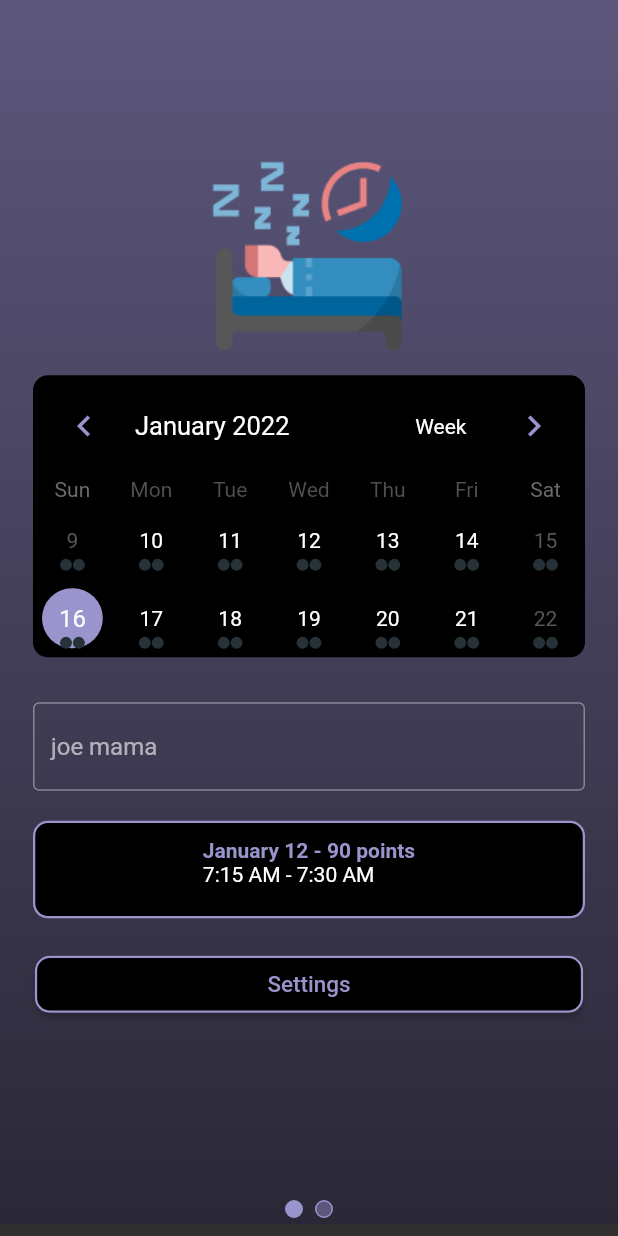
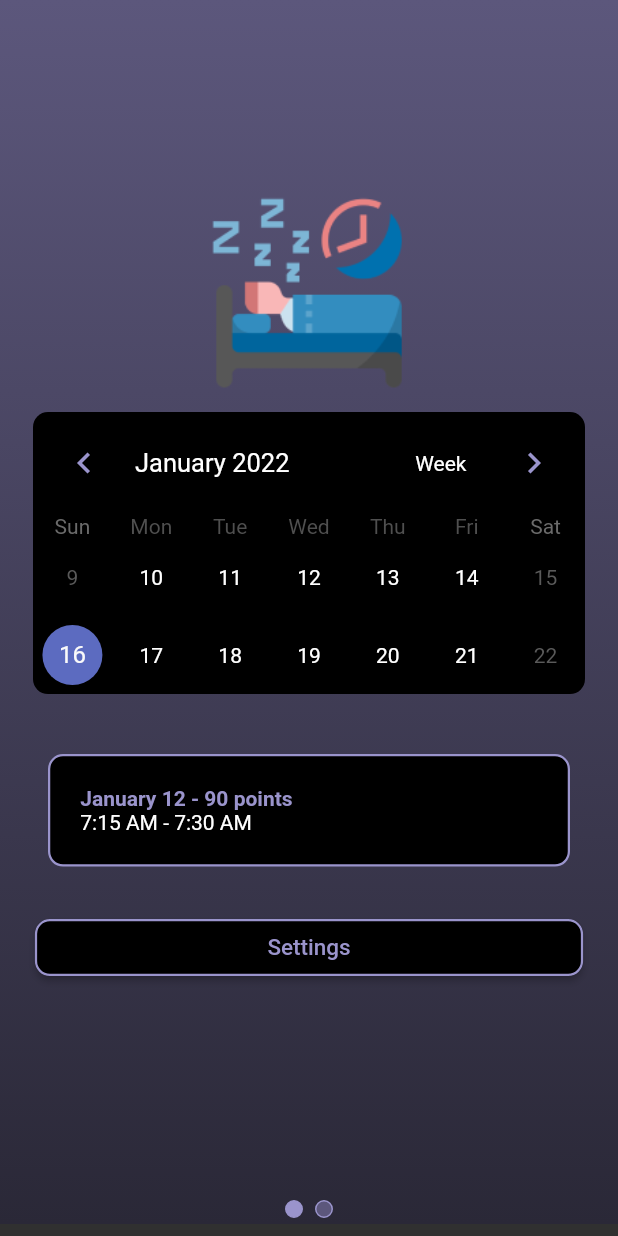
Before and after one commit to vargheserg/DeltaHacks2022-Sleepr, a Flutter app: the screen it shows after launch, on a phone screen of 412 x 824 dp. Run offline on Flutter 3.47's test engine with Material 2 defaults, Android fonts, the phone set to English and light mode, and no system bars; drawn by our look-alikes of table_calendar.

Commit message:
move text into calendar widget

```diff
--- a/sleepr/lib/calendar.dart
+++ b/sleepr/lib/calendar.dart
@@ -20,9 +20,20 @@ class Calendar extends StatefulWidget  {
 class _Calendar extends State<Calendar> {
   CalendarFormat format = CalendarFormat.twoWeeks;
 
-  List<String> _getEventsForDay(DateTime day) {
-    // Implementation example
-    return ["January 12 - 90 points", "10:45P.M. - 7:30A.M, slept for 8:45"];
+//  List<String> _getEventsForDay(DateTime day) {
+//    // Implementation example
+//    return ["January 12 - 90 points", "10:45P.M. - 7:30A.M, slept for 8:45"];
+//  }
+
+  DateTime _focusedDay = DateTime.now();
+  DateTime? _selectedDay;
+
+
+
+  @override
+  void initState() {
+    super.initState();
+    _selectedDay = _focusedDay;
   }
 
   @override
@@ -57,10 +68,19 @@ class _Calendar extends State<Calendar> {
                   size: 28,
                 ),
               ),
-              focusedDay: DateTime.now(),
+              focusedDay: _focusedDay,
               firstDay: DateTime(2022),
               lastDay: DateTime(2023),
-              eventLoader: _getEventsForDay,
+              selectedDayPredicate: (day) {
+                return isSameDay(_selectedDay, day);
+              },
+              onDaySelected: (selectedDay, focusedDay) {
+                setState(() {
+                  _selectedDay = selectedDay;
+                  _focusedDay = focusedDay; // update `_focusedDay` here as well
+
+                });
+              },
               onFormatChanged: (CalendarFormat _format) {
                 setState(() {
                   format = _format;
@@ -68,13 +88,36 @@ class _Calendar extends State<Calendar> {
               },
             ),
           ),
-          const SizedBox(height: eventOffset,),
-          TextField(
-            decoration: InputDecoration(
-              border: OutlineInputBorder(),
-              hintText: "joe mama"
+          const SizedBox(height: eventOffset),
+          Container(
+            margin: const EdgeInsets.fromLTRB(10, 10, 10, 20),
+            width: double.infinity,
+            padding: const EdgeInsets.fromLTRB(20, 20, 0, 20),
+            decoration: BoxDecoration(
+              color: cardBackground,
+              borderRadius:
+              BorderRadius.circular(cardBorderRadius),
+              border: Border.all(
+                  color: calendarLightText,
+                  width: borderWidth),
             ),
-          )
+              child: RichText(
+                text: const TextSpan(
+                  style: TextStyle(
+                    fontSize: 14.0,
+                    color: Colors.white,
+                  ),
+                  children: <TextSpan>[
+                    TextSpan(
+                        text: 'January 12 - 90 points\n',
+                        style: TextStyle(
+                            fontWeight: FontWeight.bold,
+                            color: calendarLightText)),
+                    TextSpan(text: '7:15 AM - 7:30 AM'),
+                  ],
+                ),
+            ),
+          ),
         ]
       )
     );
--- a/sleepr/lib/main.dart
+++ b/sleepr/lib/main.dart
@@ -102,37 +102,6 @@ class _MyHomePageState extends State<MyHomePage>
                                   scale: 1.1),
                             ),
                             const Calendar(),
-                            Container(
-                              margin: const EdgeInsets.fromLTRB(10, 10, 10, 20),
-                              width: double.infinity,
-                              padding: const EdgeInsets.fromLTRB(0, 10, 0, 20),
-                              decoration: BoxDecoration(
-                                color: cardBackground,
-                                borderRadius:
-                                    BorderRadius.circular(cardBorderRadius),
-                                border: Border.all(
-                                    color: calendarLightText,
-                                    width: borderWidth),
-                              ),
-                              child: Center(
-                                child: RichText(
-                                  text: const TextSpan(
-                                    style: TextStyle(
-                                      fontSize: 14.0,
-                                      color: Colors.white,
-                                    ),
-                                    children: <TextSpan>[
-                                      TextSpan(
-                                          text: 'January 12 - 90 points\n',
-                                          style: TextStyle(
-                                              fontWeight: FontWeight.bold,
-                                              color: calendarLightText)),
-                                      TextSpan(text: '7:15 AM - 7:30 AM'),
-                                    ],
-                                  ),
-                                ),
-                              ),
-                            ),
                             RaisedButton(
                               shape: RoundedRectangleBorder(
                                 borderRadius:
```
